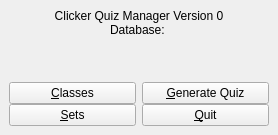
This is designer/mw.ui in sobjornstad/clicker-quiz-manager as Qt 5 draws it before an edit. The edited form follows.
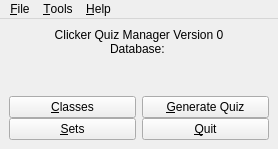
This is the edited form.

Commit message:
add menus; implement File -> Open
A couple of other actions on the menus that I think would be useful,
like "show manual" and "back up database." Also, we can implement the
new-database-creation code within the program rather than in a separate
script that needs to be run.

We need to work out what to do when no database exists yet, though; a
new user would be really befuddled at being asked to select a database
on program start when she hadn't created any yet.

What changed in the file:
```diff
--- a/designer/mw.ui
+++ b/designer/mw.ui
@@ -7,7 +7,7 @@
     <x>0</x>
     <y>0</y>
     <width>278</width>
-    <height>135</height>
+    <height>149</height>
    </rect>
   </property>
   <property name="windowTitle">
@@ -112,12 +112,42 @@
     </item>
    </layout>
   </widget>
-  <action name="actionNew_Database">
-   <property name="text">
-    <string>New Database</string>
+  <widget class="QMenuBar" name="menuBar">
+   <property name="geometry">
+    <rect>
+     <x>0</x>
+     <y>0</y>
+     <width>278</width>
+     <height>25</height>
+    </rect>
    </property>
-  </action>
-  <action name="actionOpen_Database">
+   <widget class="QMenu" name="menuFile">
+    <property name="title">
+     <string>&amp;File</string>
+    </property>
+    <addaction name="actionNew"/>
+    <addaction name="actionOpen"/>
+    <addaction name="separator"/>
+    <addaction name="actionQuit"/>
+   </widget>
+   <widget class="QMenu" name="menuHelp">
+    <property name="title">
+     <string>&amp;Help</string>
+    </property>
+    <addaction name="actionManual"/>
+   </widget>
+   <widget class="QMenu" name="menuTools">
+    <property name="title">
+     <string>&amp;Tools</string>
+    </property>
+    <addaction name="actionBackup"/>
+    <addaction name="actionPreferences"/>
+   </widget>
+   <addaction name="menuFile"/>
+   <addaction name="menuTools"/>
+   <addaction name="menuHelp"/>
+  </widget>
+  <action name="actionNew">
    <property name="text">
     <string>Open Database</string>
    </property>
```
Left out of the diff: 41 changed lines with no effect on the pictures. The commit also changes 1 other file.
